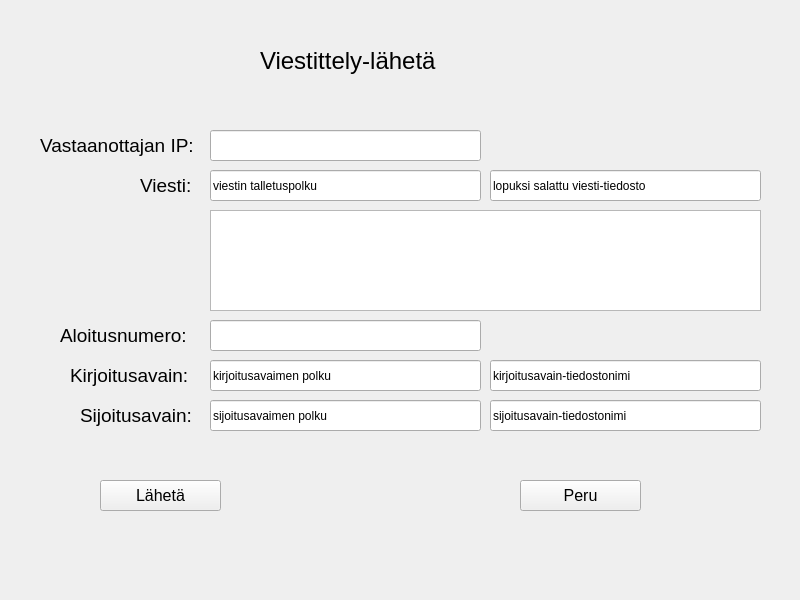
This is Simo/ui_laheta.ui in SimpeLe/Viestittely-kansio as Qt 5 draws it before an edit. The edited form follows.
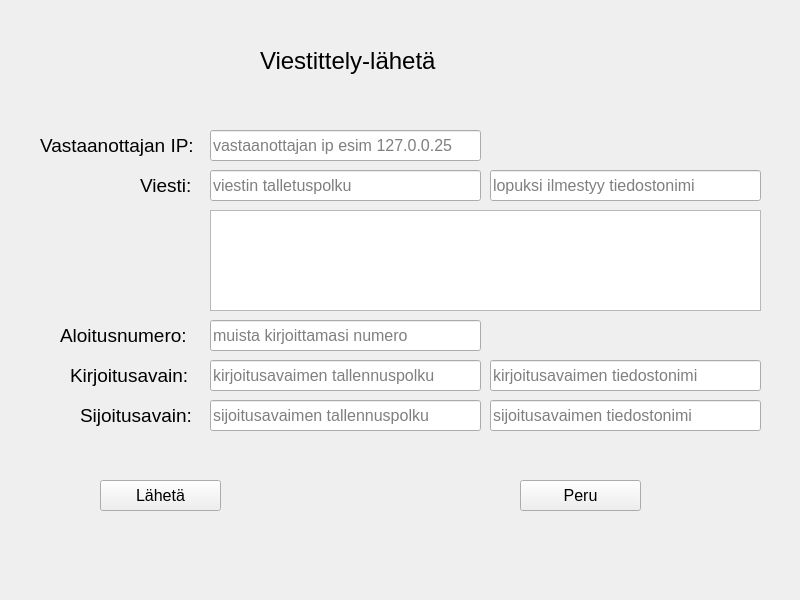
This is the edited form. Icons and pictures are not drawn.

```diff
--- a/Simo/ui_laheta.ui
+++ b/Simo/ui_laheta.ui
@@ -169,12 +169,23 @@
       <height>31</height>
      </rect>
     </property>
+    <property name="font">
+     <font>
+      <pointsize>12</pointsize>
+     </font>
+    </property>
     <property name="toolTip">
      <string>vastaanottajan IP</string>
     </property>
     <property name="statusTip">
      <string/>
     </property>
+    <property name="maxLength">
+     <number>12</number>
+    </property>
+    <property name="placeholderText">
+     <string>vastaanottajan ip esim 127.0.0.25</string>
+    </property>
    </widget>
    <widget class="QLineEdit" name="lsalattu_tdsto_lineEdit">
     <property name="geometry">
@@ -185,6 +196,11 @@
       <height>31</height>
      </rect>
     </property>
+    <property name="font">
+     <font>
+      <pointsize>12</pointsize>
+     </font>
+    </property>
     <property name="toolTip">
      <string>salattu viesti-tiedosto</string>
     </property>
@@ -192,7 +208,10 @@
      <string/>
     </property>
     <property name="text">
-     <string>lopuksi salattu viesti-tiedosto</string>
+     <string/>
+    </property>
+    <property name="placeholderText">
+     <string>lopuksi ilmestyy tiedostonimi </string>
     </property>
    </widget>
    <widget class="QLineEdit" name="lveistintalletuspolku_lineEdit">
@@ -204,6 +223,11 @@
       <height>31</height>
      </rect>
     </property>
+    <property name="font">
+     <font>
+      <pointsize>12</pointsize>
+     </font>
+    </property>
     <property name="toolTip">
      <string>viestin talletuspolku</string>
     </property>
@@ -211,6 +235,9 @@
      <string/>
     </property>
     <property name="text">
+     <string/>
+    </property>
+    <property name="placeholderText">
      <string>viestin talletuspolku</string>
     </property>
    </widget>
@@ -223,6 +250,11 @@
       <height>31</height>
      </rect>
     </property>
+    <property name="font">
+     <font>
+      <pointsize>12</pointsize>
+     </font>
+    </property>
     <property name="toolTip">
      <string>sijoitusavaimen talletuspolku</string>
     </property>
@@ -230,7 +262,10 @@
      <string/>
     </property>
     <property name="text">
-     <string>sijoitusavaimen polku</string>
+     <string/>
+    </property>
+    <property name="placeholderText">
+     <string>sijoitusavaimen tallennuspolku</string>
     </property>
    </widget>
    <widget class="QLineEdit" name="lkirjoitusavainpolku_lineEdit">
@@ -242,6 +277,11 @@
       <height>31</height>
      </rect>
     </property>
+    <property name="font">
+     <font>
+      <pointsize>12</pointsize>
+     </font>
+    </property>
     <property name="toolTip">
      <string>kirjoitusavaimen talletuspolku</string>
     </property>
@@ -249,7 +289,10 @@
      <string/>
     </property>
     <property name="text">
-     <string>kirjoitusavaimen polku</string>
+     <string/>
+    </property>
+    <property name="placeholderText">
+     <string>kirjoitusavaimen tallennuspolku</string>
     </property>
    </widget>
    <widget class="QLabel" name="laloitusnro_label">
@@ -324,15 +367,32 @@
       <height>31</height>
      </rect>
     </property>
+    <property name="font">
+     <font>
+      <pointsize>12</pointsize>
+     </font>
+    </property>
     <property name="toolTip">
      <string>kirjoita joku luku &lt;5000. Ei saa olla sama kuin viime kerralla.</string>
     </property>
     <property name="statusTip">
      <string/>
     </property>
+    <property name="inputMethodHints">
+     <set>Qt::ImhDigitsOnly</set>
+    </property>
+    <property name="inputMask">
+     <string extracomment="nro"/>
+    </property>
     <property name="text">
      <string/>
     </property>
+    <property name="maxLength">
+     <number>4</number>
+    </property>
+    <property name="placeholderText">
+     <string>muista kirjoittamasi numero</string>
+    </property>
    </widget>
    <widget class="QLineEdit" name="lkirjoitusavain_tdsto_lineEdit">
     <property name="geometry">
@@ -343,6 +403,11 @@
       <height>31</height>
      </rect>
     </property>
+    <property name="font">
+     <font>
+      <pointsize>12</pointsize>
+     </font>
+    </property>
     <property name="toolTip">
      <string>kirjoitusavain-tiedostonimi</string>
     </property>
@@ -350,7 +415,10 @@
      <string/>
     </property>
     <property name="text">
-     <string>kirjoitusavain-tiedostonimi</string>
+     <string/>
+    </property>
+    <property name="placeholderText">
+     <string>kirjoitusavaimen tiedostonimi</string>
     </property>
    </widget>
    <widget class="QLineEdit" name="lsalattu_tdsto_lineEdit_3">
@@ -362,6 +430,11 @@
       <height>31</height>
      </rect>
     </property>
+    <property name="font">
+     <font>
+      <pointsize>12</pointsize>
+     </font>
+    </property>
     <property name="toolTip">
      <string>sijoitusavain-tiedostonimi</string>
     </property>
@@ -369,7 +442,10 @@
      <string/>
     </property>
     <property name="text">
-     <string>sijoitusavain-tiedostonimi</string>
+     <string/>
+    </property>
+    <property name="placeholderText">
+     <string>sijoitusavaimen tiedostonimi</string>
     </property>
    </widget>
    <widget class="QTextBrowser" name="lviesti_textBrowser">
```
Left out of the diff: 48 changed lines with no effect on the pictures.
